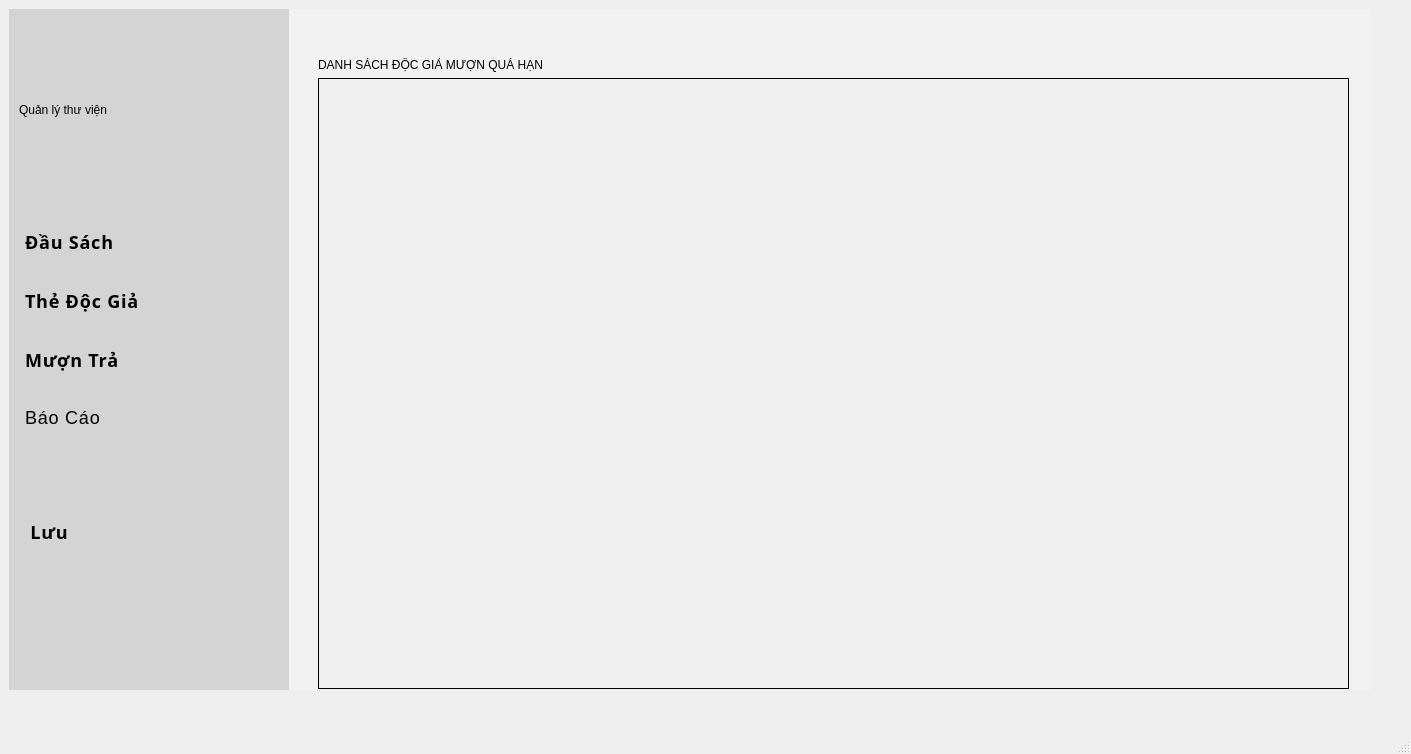
First picture: the form in librarymanage/librarymanagementsystem.ui, repository DTTaze/Qt-Library-Management, before the edit.
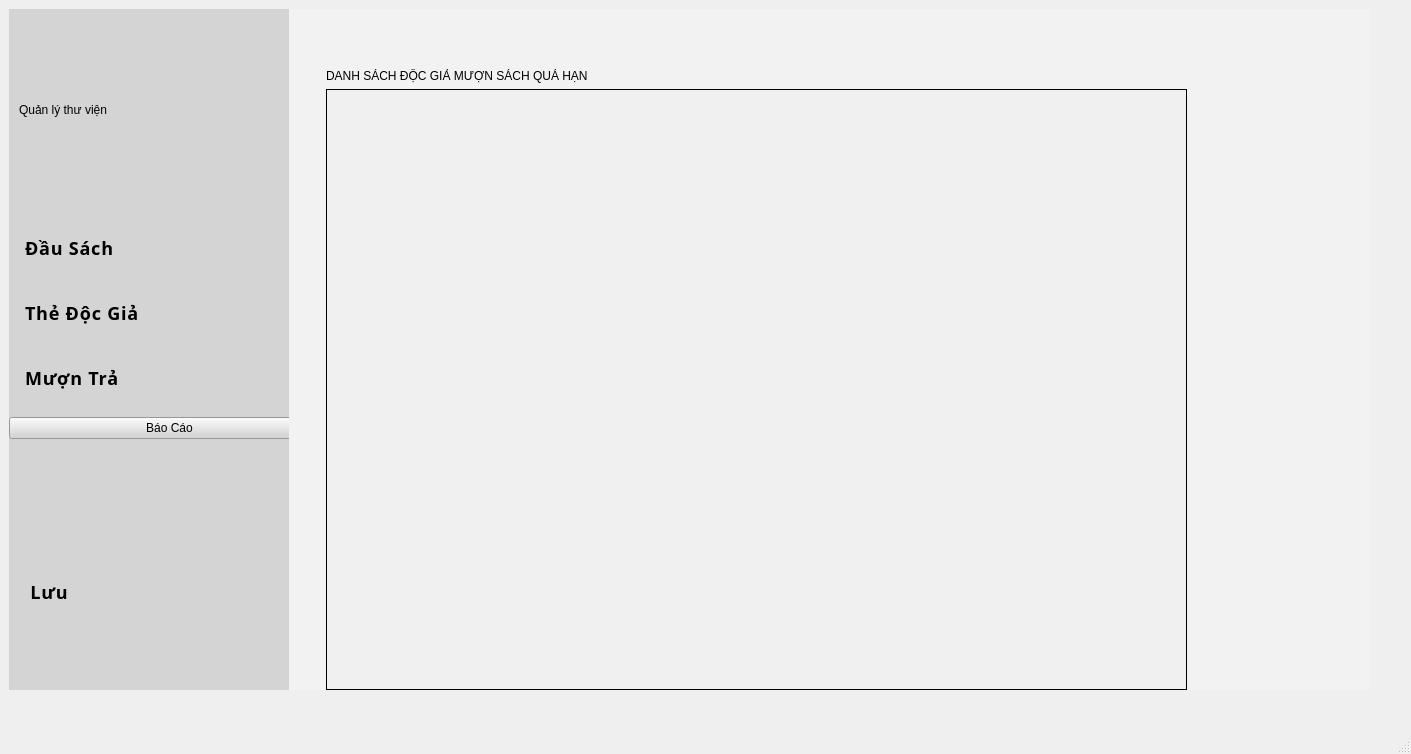
Second picture: the form after the edit. The open tabs and pages were chosen to show the change. Icons and pictures are not drawn.

Diff of the .ui file:
```diff
--- a/librarymanage/librarymanagementsystem.ui
+++ b/librarymanage/librarymanagementsystem.ui
@@ -76,7 +76,7 @@
           <property name="geometry">
            <rect>
             <x>0</x>
-            <y>500</y>
+            <y>560</y>
             <width>321</width>
             <height>46</height>
            </rect>
@@ -288,9 +288,10 @@
             </widget>
            </item>
            <item>
-            <widget class="QComboBox" name="baocao_comboBox">
+            <widget class="QPushButton" name="baocao_pushButton">
              <property name="styleSheet">
-              <string notr="true">QComboBox {
+              <string notr="true">QPushButton {
+	font: 700 9pt &quot;Segoe UI&quot;;
 	font: 700 9pt &quot;Segoe UI&quot;;
     border: none;
     padding: 13px 16px;
@@ -311,34 +312,23 @@
     border-width: 4px 0 0;
 }
 
-QComboBox:disabled {
+QPushButton:disabled {
     background-color: #D6D6D6;
     color: #7F7F7F;
 }
 
 QComboBox:focus {
     outline: none;
-}</string>
+}
+font: 700 9pt &quot;Segoe UI&quot;;</string>
              </property>
-             <item>
-              <property name="text">
-               <string>Báo Cáo</string>
-              </property>
-              <property name="icon">
-               <iconset>
-                <normaloff>chart-simple-solid.svg</normaloff>chart-simple-solid.svg</iconset>
-              </property>
-             </item>
-             <item>
-              <property name="text">
-               <string>Top 10 Sách</string>
-              </property>
-             </item>
-             <item>
-              <property name="text">
-               <string>Mượn Sách Quá Hạn</string>
-              </property>
-             </item>
+             <property name="text">
+              <string>Báo Cáo</string>
+             </property>
+             <property name="icon">
+              <iconset>
+               <normaloff>chart-simple-solid.svg</normaloff>chart-simple-solid.svg</iconset>
+             </property>
             </widget>
            </item>
           </layout>
@@ -1457,10 +1447,10 @@
            <widget class="QStackedWidget" name="stackedWidget">
             <property name="geometry">
              <rect>
-              <x>-11</x>
-              <y>-11</y>
-              <width>1081</width>
-              <height>681</height>
+              <x>-10</x>
+              <y>0</y>
+              <width>1071</width>
+              <height>671</height>
              </rect>
             </property>
             <widget class="QWidget" name="page_Top10">
@@ -1473,7 +1463,7 @@
                 <height>641</height>
                </rect>
               </property>
-              <layout class="QVBoxLayout" name="verticalLayout_7">
+              <layout class="QVBoxLayout" name="verticalLayout_6">
                <item>
                 <widget class="QLabel" name="label_3">
                  <property name="styleSheet">
@@ -1524,27 +1514,25 @@
              <widget class="QWidget" name="layoutWidget">
               <property name="geometry">
                <rect>
-                <x>30</x>
+                <x>37</x>
                 <y>50</y>
-                <width>1031</width>
-                <height>631</height>
+                <width>861</width>
+                <height>621</height>
                </rect>
               </property>
-              <layout class="QVBoxLayout" name="verticalLayout_8">
+              <layout class="QVBoxLayout" name="verticalLayout_7">
                <item>
-                <widget class="QLabel" name="label_4">
+                <widget class="QLabel" name="label_3">
                  <property name="styleSheet">
-                  <string notr="true">
-font: 900 15pt &quot;Segoe UI Black&quot;;
-</string>
+                  <string notr="true">font: 900 14pt &quot;Segoe UI&quot;;</string>
                  </property>
                  <property name="text">
-                  <string>DANH SÁCH ĐỘC GIẢ MƯỢN QUÁ HẠN </string>
+                  <string>DANH SÁCH ĐỘC GIẢ MƯỢN SÁCH QUÁ HẠN</string>
                  </property>
                 </widget>
                </item>
                <item>
-                <widget class="QTableView" name="danhSachQuaHan_tableView_2">
+                <widget class="QTableView" name="danhSachQuaHan_tableView">
                  <property name="styleSheet">
                   <string notr="true">QTableView {
     background-color: #F0F0F0;      
```
Left out of the diff: 20 changed lines with no effect on the pictures.
